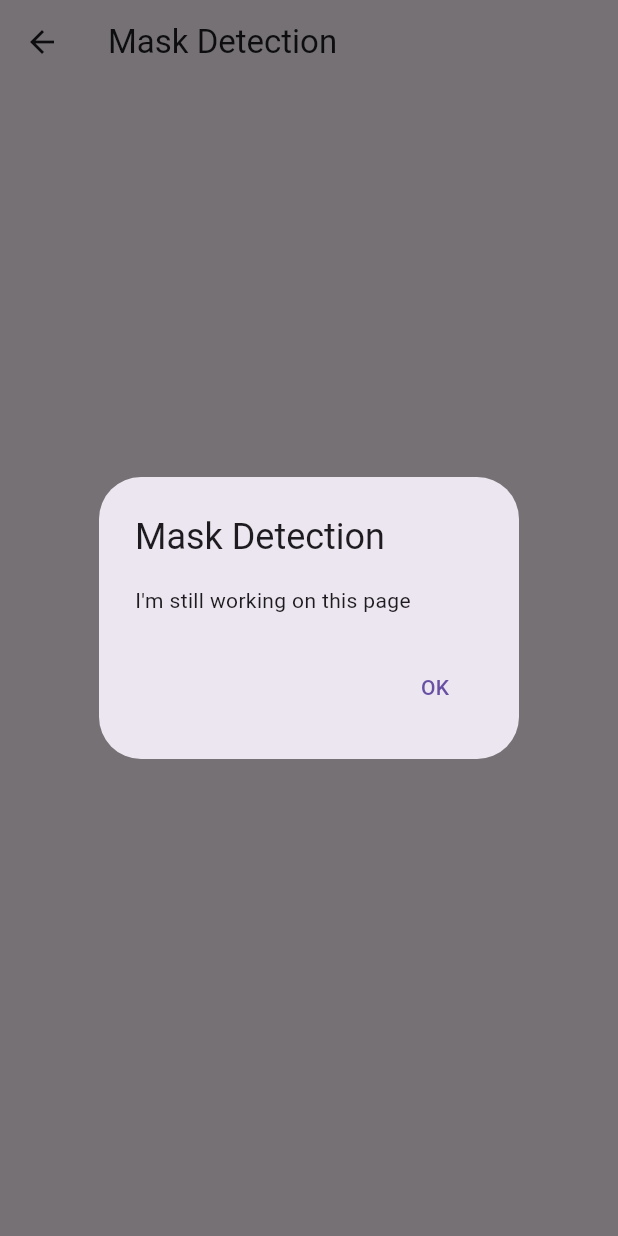
After one commit to anaserrami/Synthesis_Alutter_App, a Flutter app: the MaskDetectionPage screen opened directly, after a tap on "Click here to see the message", on a phone screen of 412 x 824 dp. The commit adds this screen. Run offline on Flutter 3.47's test engine with Material 3 defaults, Android fonts, the phone set to English and light mode, and no system bars.

Commit message:
Flutter App

```diff
--- /dev/null
+++ b/lib/maskDetection_page.dart
@@ -0,0 +1,37 @@
+import 'package:flutter/material.dart';
+
+class MaskDetectionPage extends StatelessWidget {
+  const MaskDetectionPage({super.key});
+
+  @override
+  Widget build(BuildContext context) {
+    return Scaffold(
+      appBar: AppBar(
+        title: const Text('Mask Detection'),
+      ),
+      body: Center(
+        child: GestureDetector(
+          onTap: () {
+            showDialog(
+              context: context,
+              builder: (context) => AlertDialog(
+                title: const Text('Mask Detection'),
+                content: const Text('I\'m still working on this page'),
+                actions: <Widget>[
+                  TextButton(
+                    onPressed: () => Navigator.pop(context),
+                    child: const Text('OK'),
+                  ),
+                ],
+              ),
+            );
+          },
+          child: const Text(
+            'Click here to see the message',
+            style: TextStyle(fontSize: 20),
+          ),
+        ),
+      ),
+    );
+  }
+}
```
Also changed, not shown: lib/home_page.dart (+7 -4 lines).
